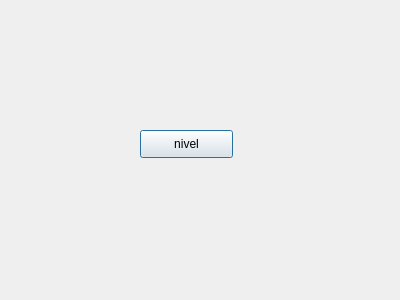
This is TankMundial/MundialTank/menu.ui in pipeflorez55/Proyecto-final as Qt 5 draws it before an edit. The edited form follows.
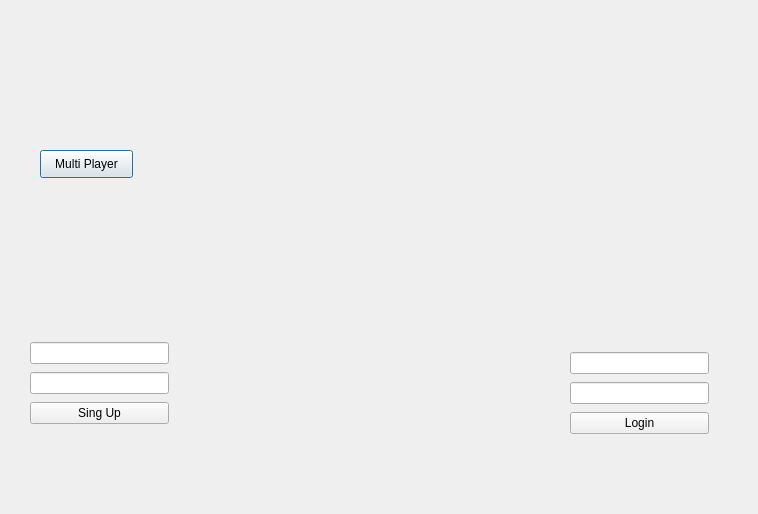
This is the edited form.

The edit to the form file:
```diff
--- a/TankMundial/MundialTank/menu.ui
+++ b/TankMundial/MundialTank/menu.ui
@@ -6,26 +6,110 @@
    <rect>
     <x>0</x>
     <y>0</y>
-    <width>400</width>
-    <height>300</height>
+    <width>758</width>
+    <height>514</height>
    </rect>
   </property>
   <property name="windowTitle">
    <string>Dialog</string>
   </property>
-  <widget class="QPushButton" name="pushButton">
+  <widget class="QPushButton" name="multi">
    <property name="geometry">
     <rect>
-     <x>140</x>
-     <y>130</y>
+     <x>40</x>
+     <y>150</y>
      <width>93</width>
      <height>28</height>
     </rect>
    </property>
    <property name="text">
-    <string>nivel</string>
+    <string>Multi Player</string>
    </property>
   </widget>
+  <widget class="QLabel" name="avisocm">
+   <property name="geometry">
+    <rect>
+     <x>200</x>
+     <y>370</y>
+     <width>171</width>
+     <height>21</height>
+    </rect>
+   </property>
+   <property name="text">
+    <string/>
+   </property>
+  </widget>
+  <widget class="QLabel" name="ingresomal">
+   <property name="geometry">
+    <rect>
+     <x>400</x>
+     <y>330</y>
+     <width>161</width>
+     <height>101</height>
+    </rect>
+   </property>
+   <property name="text">
+    <string/>
+   </property>
+  </widget>
+  <widget class="QWidget" name="">
+   <property name="geometry">
+    <rect>
+     <x>570</x>
+     <y>350</y>
+     <width>139</width>
+     <height>86</height>
+    </rect>
+   </property>
+   <layout class="QGridLayout" name="gridLayout">
+    <item row="0" column="0">
+     <widget class="QLineEdit" name="usuario"/>
+    </item>
+    <item row="1" column="0">
+     <widget class="QLineEdit" name="contrase">
+      <property name="maxLength">
+       <number>5</number>
+      </property>
+     </widget>
+    </item>
+    <item row="2" column="0">
+     <widget class="QPushButton" name="pushButton">
+      <property name="text">
+       <string>Login</string>
+      </property>
+     </widget>
+    </item>
+   </layout>
+  </widget>
+  <widget class="QWidget" name="">
+   <property name="geometry">
+    <rect>
+     <x>30</x>
+     <y>340</y>
+     <width>139</width>
+     <height>86</height>
+    </rect>
+   </property>
+   <layout class="QGridLayout" name="gridLayout_2">
+    <item row="0" column="0">
+     <widget class="QLineEdit" name="newname"/>
+    </item>
+    <item row="1" column="0">
+     <widget class="QLineEdit" name="newpassword">
+      <property name="maxLength">
+       <number>5</number>
+      </property>
+     </widget>
+    </item>
+    <item row="2" column="0">
+     <widget class="QPushButton" name="pushButton_3">
+      <property name="text">
+       <string>Sing Up</string>
+      </property>
+     </widget>
+    </item>
+   </layout>
+  </widget>
  </widget>
  <resources/>
  <connections/>
```
